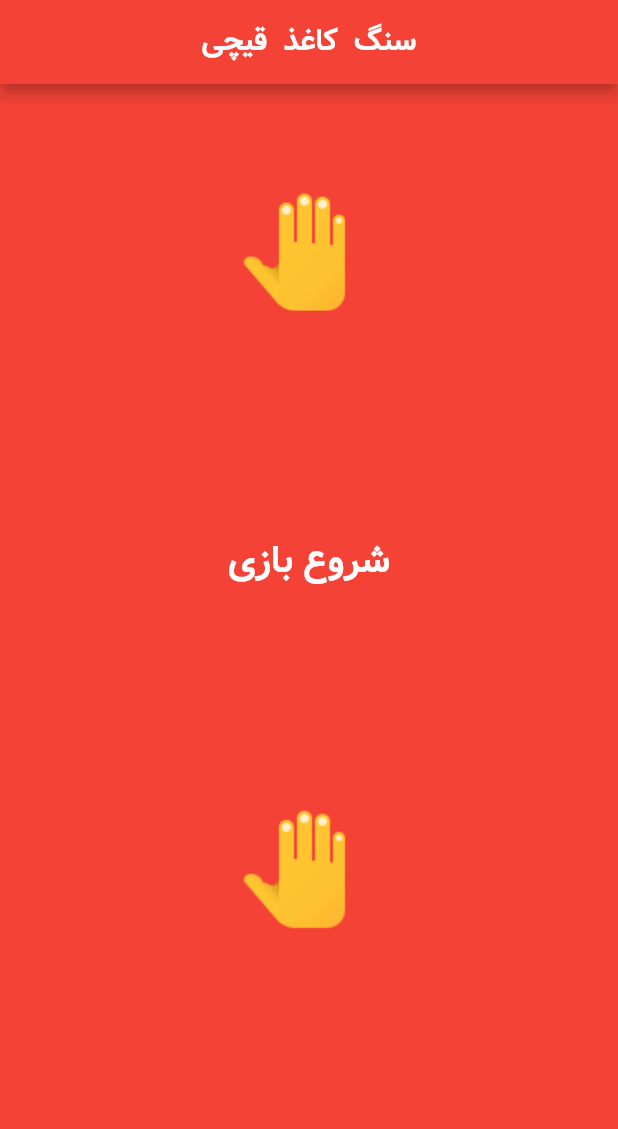
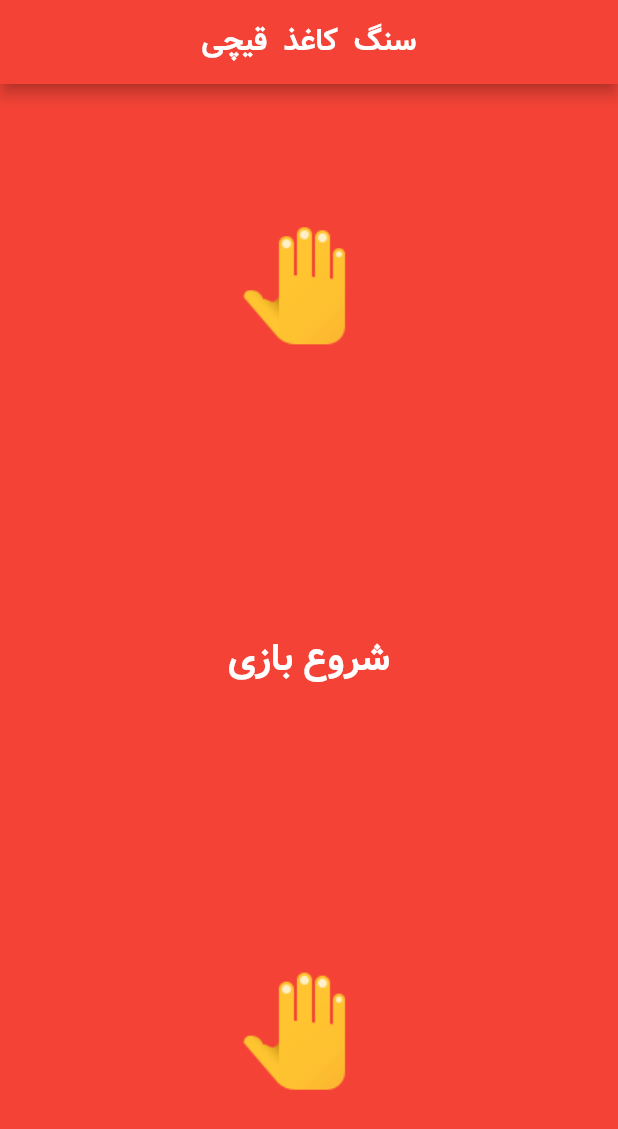
Before and after one commit to alireza4585/Game-Rock-Paper-Scissors-flutter, a Flutter app: the screen it shows after launch, after a tap on "شروع بازی", on a phone screen of 412 x 824 dp. Shown: the top 1129 px of the screen. Run offline on Flutter 3.47's test engine with Material 2 defaults, Android fonts, the phone set to English and light mode, and no system bars.

Commit message:
end of project

```diff
--- a/lib/main.dart
+++ b/lib/main.dart
@@ -1,3 +1,5 @@
+import 'dart:math';
+
 import 'package:flutter/material.dart';
 
 void main() {
@@ -11,10 +13,15 @@ class gameapp extends StatefulWidget {
   State<gameapp> createState() => _gameappState();
 }
 
-int a = 1;
-int b = 2;
+class _gameappState extends State<gameapp> {
+  int a() {
+    return Random().nextInt(3) + 1;
+  }
 
-class _gameappState extends State<gameapp> {
+  int b() {
+    return Random().nextInt(3) + 1;
+  }
+
   @override
   Widget build(BuildContext context) {
     return MaterialApp(
@@ -36,18 +43,19 @@ class _gameappState extends State<gameapp> {
   }
 
   Widget colum() {
+    int one = a();
+    int tow = b();
     return Column(
       crossAxisAlignment: CrossAxisAlignment.center,
       mainAxisAlignment: MainAxisAlignment.spaceAround,
       verticalDirection: VerticalDirection.up,
       children: [
-        SizedBox(width: double.infinity),
-        Image(image: AssetImage('images/$a.png')),
+        Image(image: AssetImage('images/$tow.png'), height: 100),
         TextButton(
           onPressed: () {
             setState(() {
-              a = 2;
-              b = 2;
+              a();
+              b();
             });
           },
           child: Text(
@@ -56,7 +64,7 @@ class _gameappState extends State<gameapp> {
           ),
           style: TextButton.styleFrom(minimumSize: Size(double.infinity, 10)),
         ),
-        Image(image: AssetImage('images/$b.png'))
+        Image(image: AssetImage('images/$one.png'), height: 100)
       ],
     );
   }
```
